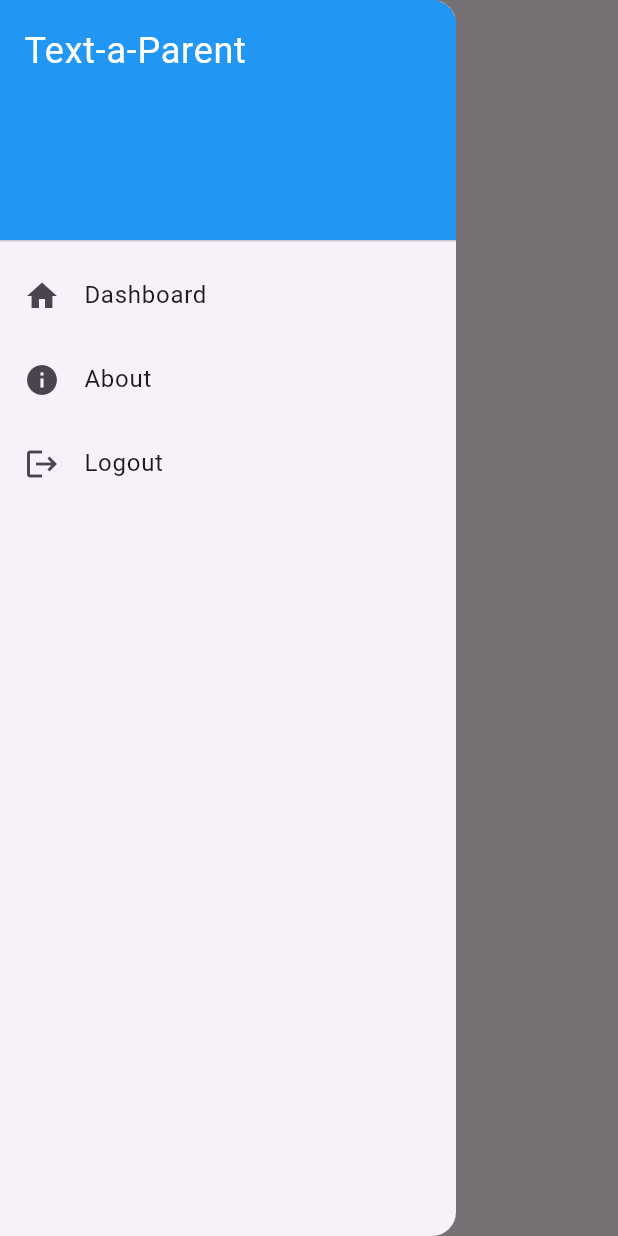
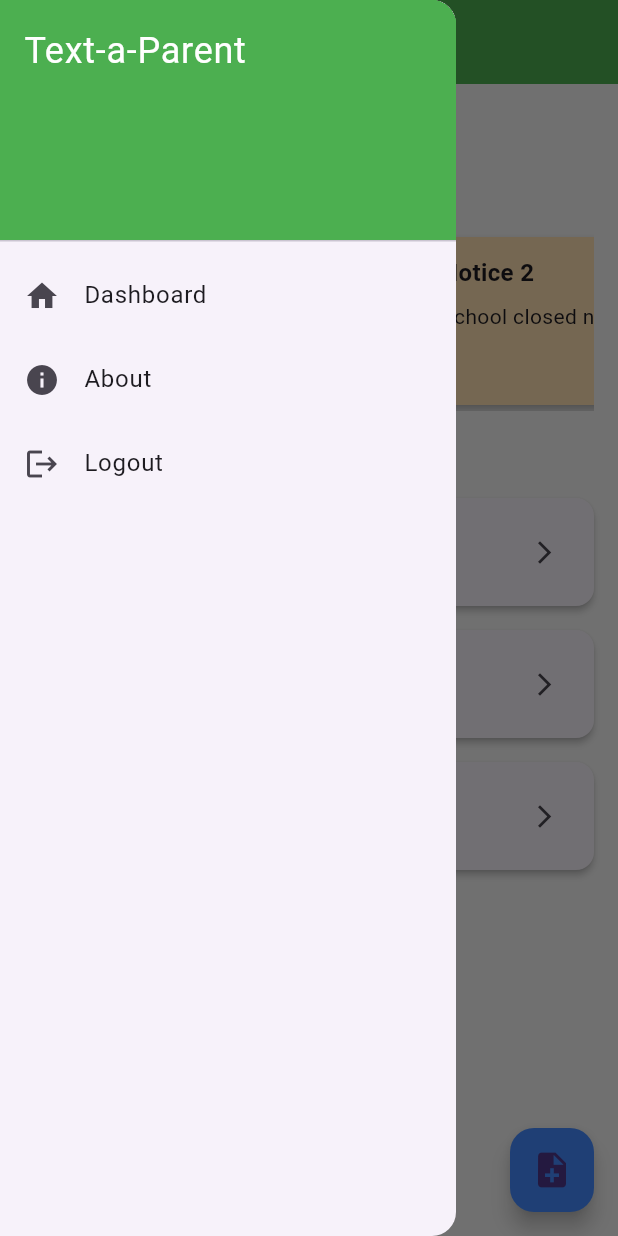
Before and after one commit to sibusisondlovu/text-a-parent-2025, a Flutter app: the screen it shows after launch, with the side drawer open, on a phone screen of 412 x 824 dp. Run offline on Flutter 3.47's test engine with Material 3 defaults, Android fonts, the phone set to English and light mode, and no system bars; our stand-ins replace flutter_spinkit, google_fonts; missing offline and left inert: onesignal_flutter.

```diff
--- a/lib/components/app_drawer.dart
+++ b/lib/components/app_drawer.dart
@@ -1,4 +1,5 @@
 import 'package:flutter/material.dart';
+import 'package:text_a_parent/utils/theme.dart';
 
 class AppDrawer extends StatelessWidget {
   @override
@@ -7,7 +8,7 @@ class AppDrawer extends StatelessWidget {
       child: ListView(
         children: [
           DrawerHeader(
-            decoration: BoxDecoration(color: Colors.blue),
+            decoration: BoxDecoration(color: AppTheme.lightTheme.primaryColor),
             child: Text('Text-a-Parent', style: TextStyle(color: Colors.white, fontSize: 24)),
           ),
           ListTile(
--- a/lib/main.dart
+++ b/lib/main.dart
@@ -21,6 +21,7 @@ class MyApp extends StatelessWidget {
         title: 'Text-a-Parent',
         theme: ThemeData(primarySwatch: Colors.blue),
         home: DashboardScreen(),
+        debugShowCheckedModeBanner: false,
       ),
     );
   }
--- a/lib/screens/dashboard_screen.dart
+++ b/lib/screens/dashboard_screen.dart
@@ -1,24 +1,129 @@
 import 'package:flutter/material.dart';
-import 'package:provider/provider.dart';
+
 import '../components/app_drawer.dart';
-import '../components/newsletter_card.dart';
-import '../providers/newsletter_provider.dart';
-
+import '../utils/theme.dart';
 
 class DashboardScreen extends StatelessWidget {
+  const DashboardScreen({super.key});
+
   @override
   Widget build(BuildContext context) {
-    final provider = Provider.of<NewsletterProvider>(context);
+    // Dummy data for newsletters and notices
+    final newsletters = [
+      {"title": "Newsletter 1", "summary": "This is the first newsletter"},
+      {"title": "Newsletter 2", "summary": "This is the second newsletter"},
+      {"title": "Newsletter 3", "summary": "This is the third newsletter"},
+    ];
+
+    final notices = [
+      {"title": "Notice 1", "summary": "Parent-teacher meeting on Friday"},
+      {"title": "Notice 2", "summary": "School closed next Monday"},
+    ];
 
     return Scaffold(
-      appBar: AppBar(title: Text('Newsletters')),
+      backgroundColor: AppTheme.lightTheme.scaffoldBackgroundColor,
+      appBar: AppBar(
+        title: const Text("Text-a-Parent"),
+        backgroundColor: AppTheme.lightTheme.primaryColor,
+        elevation: 0,
+      ),
       drawer: AppDrawer(),
-      body: provider.loading
-          ? Center(child: CircularProgressIndicator())
-          : ListView.builder(
-        padding: EdgeInsets.all(8),
-        itemCount: provider.newsletters.length,
-        itemBuilder: (ctx, i) => NewsletterCard(provider.newsletters[i]),
+      body: Padding(
+        padding: const EdgeInsets.all(16.0),
+        child: Column(
+          crossAxisAlignment: CrossAxisAlignment.start,
+          children: [
+            // Greeting
+            const Text(
+              "Hello, Parent 👋",
+              style: TextStyle(fontSize: 22, fontWeight: FontWeight.bold),
+            ),
+            const SizedBox(height: 16),
+
+            // Latest Notices
+            const Text(
+              "Latest Notices",
+              style: TextStyle(fontSize: 18, fontWeight: FontWeight.w600),
+            ),
+            const SizedBox(height: 8),
+            SizedBox(
+              height: 120,
+              child: ListView.builder(
+                scrollDirection: Axis.horizontal,
+                itemCount: notices.length,
+                itemBuilder: (context, index) {
+                  final notice = notices[index];
+                  return Container(
+                    width: 250,
+                    margin: const EdgeInsets.only(right: 12),
+                    child: Card(
+                      color: Colors.orange[100],
+                      elevation: 3,
+                      shape: RoundedRectangleBorder(borderRadius: BorderRadius.circular(12)),
+                      child: Padding(
+                        padding: const EdgeInsets.all(12),
+                        child: Column(
+                          crossAxisAlignment: CrossAxisAlignment.start,
+                          children: [
+                            Text(
+                              notice['title']!,
+                              style: const TextStyle(fontSize: 16, fontWeight: FontWeight.bold),
+                            ),
+                            const SizedBox(height: 8),
+                            Text(
+                              notice['summary']!,
+                              style: const TextStyle(fontSize: 14),
+                            ),
+                          ],
+                        ),
+                      ),
+                    ),
+                  );
+                },
+              ),
+            ),
+
+            const SizedBox(height: 16),
+
+            // Latest Newsletters
+            const Text(
+              "Latest Newsletters",
+              style: TextStyle(fontSize: 18, fontWeight: FontWeight.w600),
+            ),
+            const SizedBox(height: 8),
+            Expanded(
+              child: ListView.builder(
+                itemCount: newsletters.length,
+                itemBuilder: (context, index) {
+                  final newsletter = newsletters[index];
+                  return Card(
+                    elevation: 2,
+                    margin: const EdgeInsets.symmetric(vertical: 8),
+                    shape: RoundedRectangleBorder(borderRadius: BorderRadius.circular(12)),
+                    child: ListTile(
+                      title: Text(newsletter['title']!),
+                      subtitle: Text(newsletter['summary']!),
+                      trailing: const Icon(Icons.arrow_forward_ios, size: 18),
+                      onTap: () {
+                        // TODO: Navigate to newsletter detail page
+                      },
+                    ),
+                  );
+                },
+              ),
+            ),
+          ],
+        ),
+      ),
+
+      // Floating button for diary entry
+      floatingActionButton: FloatingActionButton(
+        onPressed: () {
+          // TODO: Navigate to create diary entry page
+        },
+        backgroundColor: Colors.blueAccent,
+        child: const Icon(Icons.note_add, size: 28),
+        tooltip: "Create Diary Entry",
       ),
     );
   }
--- a/lib/services/notification_service.dart
+++ b/lib/services/notification_service.dart
@@ -1,19 +1,37 @@
+
+
 import 'package:onesignal_flutter/onesignal_flutter.dart';
 
 class NotificationService {
-  static void init() {
-    OneSignal.shared.setAppId("YOUR_ONESIGNAL_APP_ID");
+  static Future<void> init() async {
+    // // Set OneSignal App ID
+    // await OneSignal.shared.setAppId("YOUR_ONESIGNAL_APP_ID");
+    //
+    // // Optional: Prompt for push notification permission (iOS)
+    // await OneSignal.shared.promptUserForPushNotificationPermission();
+    //
+    // // Foreground notification handler
+    // OneSignal.shared.setNotificationWillShowInForegroundHandler(
+    //       (OSNotificationReceivedEvent event) {
+    //     print("Foreground notification received: ${event.notification.title}");
+    //     // Display the notification
+    //     event.complete(event.notification);
+    //   },
+    // );
+    //
+    // // When user opens a notification
+    // OneSignal.shared.setNotificationOpenedHandler(
+    //       (OSNotificationOpenedResult result) {
+    //     print("Notification opened: ${result.notification.title}");
+    //     print("Notification body: ${result.notification.body}");
+    //     // TODO: Handle navigation or other app logic
+    //   },
+    // );
 
-    // Foreground notification handler
-    OneSignal.shared.setNotificationWillShowInForegroundHandler(
-            (OSNotificationReceivedEvent event) {
-          event.complete(event.notification);
-        });
-
-    // When user opens notification
-    OneSignal.shared.setNotificationOpenedHandler((OSNotificationOpenedResult result) {
-      print('Notification opened: ${result.notification.title}');
-      // Handle navigation if needed
-    });
+    // Optional: Logging subscription and permission state
+    // OneSignal.shared.getDeviceState().then((deviceState) {
+    //   print("OneSignal User ID: ${deviceState?.userId}");
+    //   print("Push enabled: ${deviceState?.hasNotificationPermission}");
+    // });
   }
 }
--- a/pubspec.yaml
+++ b/pubspec.yaml
@@ -16,7 +16,7 @@ dependencies:
   google_fonts: ^6.1.0
   http: ^1.1.0             # For API requests to your Laravel backend
   provider: ^6.0.5         # For state management
-  onesignal_flutter: ^3.2.9 #
+  onesignal_flutter: ^5.3.4 #
   flutter_spinkit: ^5.2.0
   shared_preferences: ^2.2.2
   intl:
```
Also changed, not shown: pubspec.lock, 2 other files.
